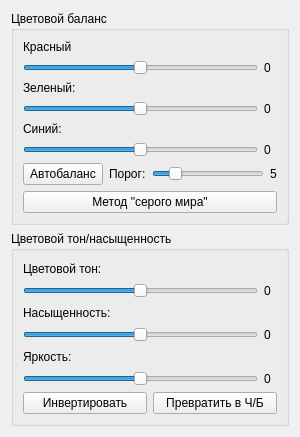
Old version of the form colorer.ui in the repository dive155/SmartImage.
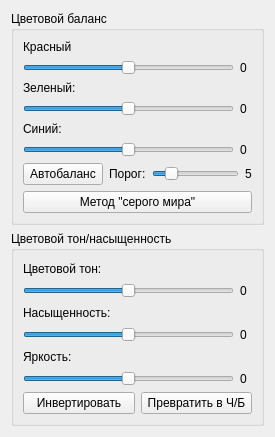
New version of the form.

Patch:
```diff
--- a/colorer.ui
+++ b/colorer.ui
@@ -6,20 +6,20 @@
    <rect>
     <x>0</x>
     <y>0</y>
-    <width>300</width>
+    <width>275</width>
     <height>437</height>
    </rect>
   </property>
   <property name="minimumSize">
    <size>
-    <width>300</width>
+    <width>275</width>
     <height>0</height>
    </size>
   </property>
   <property name="maximumSize">
    <size>
-    <width>300</width>
-    <height>16777215</height>
+    <width>275</width>
+    <height>437</height>
    </size>
   </property>
   <property name="windowTitle">
@@ -38,7 +38,7 @@
          <widget class="QSlider" name="redSlider">
           <property name="maximumSize">
            <size>
-            <width>235</width>
+            <width>211</width>
             <height>16777215</height>
            </size>
           </property>
@@ -78,7 +78,7 @@
          <widget class="QSlider" name="blueSlider">
           <property name="maximumSize">
            <size>
-            <width>235</width>
+            <width>211</width>
             <height>16777215</height>
            </size>
           </property>
@@ -97,7 +97,7 @@
          <widget class="QSlider" name="greenSlider">
           <property name="maximumSize">
            <size>
-            <width>235</width>
+            <width>211</width>
             <height>16777215</height>
            </size>
           </property>
@@ -201,7 +201,7 @@
          <widget class="QSlider" name="hueSlider">
           <property name="maximumSize">
            <size>
-            <width>235</width>
+            <width>211</width>
             <height>16777215</height>
            </size>
           </property>
@@ -241,7 +241,7 @@
          <widget class="QSlider" name="lightnessSlider">
           <property name="maximumSize">
            <size>
-            <width>235</width>
+            <width>211</width>
             <height>16777215</height>
            </size>
           </property>
@@ -260,7 +260,7 @@
          <widget class="QSlider" name="satuSlider">
           <property name="maximumSize">
            <size>
-            <width>235</width>
+            <width>211</width>
             <height>16777215</height>
            </size>
           </property>
```
